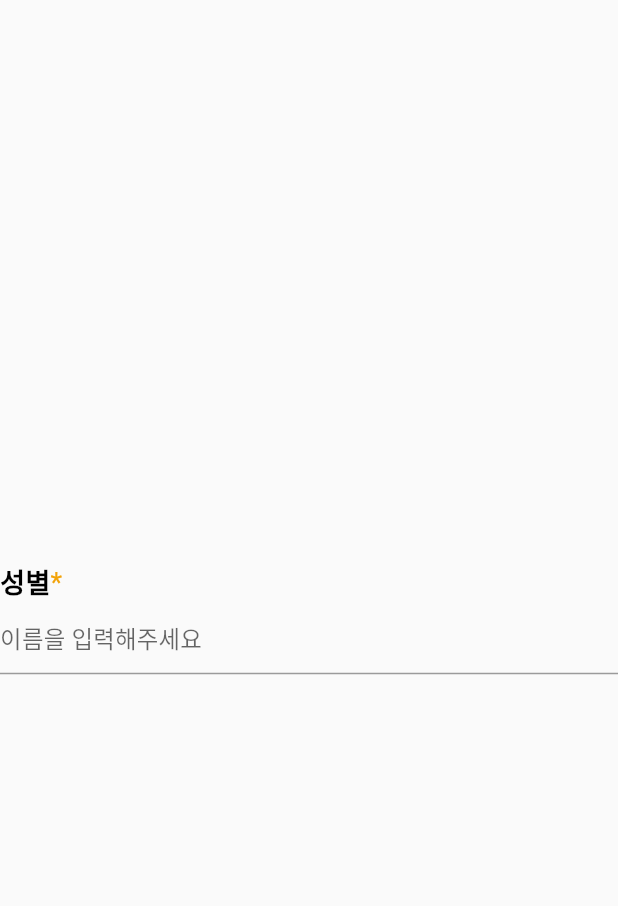
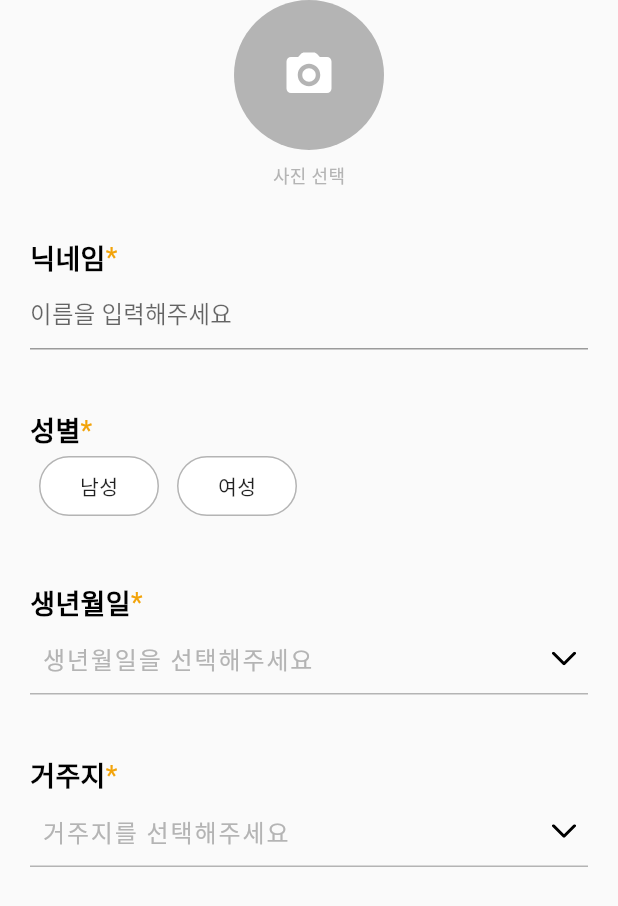
Before and after one commit to olivyou2/daisy-frontend, a Flutter app: the screen it shows after launch, on a phone screen of 412 x 824 dp. Shown: the top 906 px of the screen. Run offline on Flutter 3.47's test engine with Material 2 defaults, Android fonts, the light colour scheme and no system bars; our stand-ins replace flutter_screenutil, flutter_secure_storage, flutter_svg, jwt_decoder; missing offline and left inert: flutter_picker, flutter_web_auth_2.

Commit message:
feat: 회원정보입력 스크린 컴포넌트 작성

```diff
--- /dev/null
+++ b/lib/page/register/atom/require.dart
@@ -0,0 +1,19 @@
+import 'package:daisy_frontend/util/color.dart';
+import 'package:flutter/material.dart';
+
+class Require extends StatelessWidget {
+  const Require({
+    super.key,
+  });
+
+  @override
+  Widget build(BuildContext context) {
+    return const Text(
+      '*',
+      style: TextStyle(
+        fontSize: 18,
+        color: ColorPalette.yellow,
+      ),
+    );
+  }
+}
--- /dev/null
+++ b/lib/page/register/atom/title.dart
@@ -0,0 +1,21 @@
+import 'package:daisy_frontend/util/color.dart';
+import 'package:flutter/material.dart';
+
+class Title extends StatelessWidget {
+  final String text;
+
+  const Title({super.key, required this.text});
+
+  @override
+  Widget build(BuildContext context) {
+    return Text(
+      text,
+      style: const TextStyle(
+        fontSize: 18,
+        fontWeight: FontWeight.bold,
+        color: ColorPalette.black,
+      ),
+      textAlign: TextAlign.left,
+    );
+  }
+}
--- a/lib/page/register/label.dart
+++ /dev/null
@@ -1,33 +0,0 @@
-import 'package:flutter/material.dart';
-import 'package:daisy_frontend/util/color.dart';
-
-class Label extends StatelessWidget {
-  final String text;
-  final bool required;
-
-  const Label({super.key, required this.text, required this.required});
-
-  @override
-  Widget build(BuildContext context) {
-    return Row(
-      children: [
-        Text(
-          text,
-          style: const TextStyle(
-            fontSize: 18,
-            fontWeight: FontWeight.bold,
-            color: ColorPalette.black,
-          ),
-          textAlign: TextAlign.left,
-        ),
-        const Text(
-          '*',
-          style: TextStyle(
-            fontSize: 18,
-            color: ColorPalette.yellow,
-          ),
-        )
-      ],
-    );
-  }
-}
--- a/lib/page/register/button_container.dart
+++ b/lib/page/register/molecule/button_container.dart
@@ -1,5 +1,5 @@
 import 'package:flutter/material.dart';
-import 'package:daisy_frontend/page/register/camera_button.dart';
+import 'package:daisy_frontend/page/register/atom/camera_button.dart';
 import 'package:daisy_frontend/util/color.dart';
 
 class ButtonContainer extends StatelessWidget {
@@ -9,8 +9,8 @@ class ButtonContainer extends StatelessWidget {
   Widget build(BuildContext context) {
     return Column(children: [
       Container(
+        margin: const EdgeInsets.only(bottom: 8),
         child: CameraButton(handlePress: () => {}),
-        margin: const EdgeInsets.only(bottom: 8),
       ),
       const Text(
         "사진 선택",
--- /dev/null
+++ b/lib/page/register/molecule/date_picker.dart
@@ -0,0 +1,84 @@
+import 'package:daisy_frontend/page/register/molecule/label.dart';
+import 'package:daisy_frontend/util/color.dart';
+import 'package:flutter/cupertino.dart';
+import 'package:flutter/material.dart';
+import 'package:flutter_svg/svg.dart';
+
+class DatePicker extends StatefulWidget {
+  const DatePicker({super.key});
+
+  @override
+  State<DatePicker> createState() => _DatePickerState();
+}
+
+class _DatePickerState extends State<DatePicker> {
+  DateTime date = DateTime.now();
+  bool isTouched = false;
+
+  void _showDialog(Widget child) {
+    showCupertinoModalPopup<void>(
+      context: context,
+      builder: (BuildContext context) => Container(
+        height: 216,
+        padding: const EdgeInsets.only(top: 6),
+        margin: EdgeInsets.only(
+          bottom: MediaQuery.of(context).viewInsets.bottom,
+        ),
+        color: CupertinoColors.systemBackground.resolveFrom(context),
+        child: SafeArea(
+          top: false,
+          child: child,
+        ),
+      ),
+    );
+  }
+
+  @override
+  Widget build(BuildContext context) {
+    return Column(
+      mainAxisAlignment: MainAxisAlignment.center,
+      children: [
+        const Label(text: '생년월일', required: true),
+        DecoratedBox(
+          decoration: const BoxDecoration(
+            border: Border(
+              bottom: BorderSide(color: ColorPalette.gray2),
+            ),
+          ),
+          child: TextButton(
+            onPressed: () => _showDialog(
+              CupertinoDatePicker(
+                initialDateTime: date,
+                mode: CupertinoDatePickerMode.date,
+                use24hFormat: true,
+                onDateTimeChanged: (DateTime newDate) {
+                  setState(() {
+                    date = newDate;
+                    isTouched = true;
+                  });
+                },
+              ),
+            ),
+            child: Row(
+              mainAxisAlignment: MainAxisAlignment.spaceBetween,
+              mainAxisSize: MainAxisSize.max,
+              crossAxisAlignment: CrossAxisAlignment.center,
+              children: [
+                Text(
+                  isTouched
+                      ? '${date.year}-${date.month}-${date.day}'
+                      : '생년월일을 선택해주세요',
+                  style: const TextStyle(
+                      fontSize: 16.0, color: ColorPalette.gray2),
+                ),
+                SvgPicture.asset(
+                  'assets/svgs/arrow_down.svg',
+                ),
+              ],
+            ),
+          ),
+        ),
+      ],
+    );
+  }
+}
--- /dev/null
+++ b/lib/page/register/molecule/label.dart
@@ -0,0 +1,20 @@
+import 'package:daisy_frontend/page/register/atom/Require.dart';
+import 'package:daisy_frontend/page/register/atom/Title.dart' as title;
+import 'package:flutter/material.dart';
+
+class Label extends StatelessWidget {
+  final String text;
+  final bool required;
+
+  const Label({super.key, required this.text, required this.required});
+
+  @override
+  Widget build(BuildContext context) {
+    return Row(
+      children: [
+        title.Title(text: text),
+        required ? const Require() : const SizedBox(),
+      ],
+    );
+  }
+}
--- /dev/null
+++ b/lib/page/register/molecule/location_picker.dart
@@ -0,0 +1,265 @@
+import 'package:daisy_frontend/page/register/molecule/label.dart';
+import 'package:daisy_frontend/util/color.dart';
+import 'package:flutter/material.dart';
+import 'package:flutter_picker/flutter_picker.dart';
+import 'package:flutter_svg/svg.dart';
+
+const pickerData = [
+  {
+    '서울시': [
+      '강남구',
+      '강동구',
+      '강북구',
+      '강서구',
+      '관악구',
+      '광진구',
+      '구로구',
+      '금천구',
+      '노원구',
+      '도봉구',
+      '동대문구',
+      '동작구',
+      '마포구',
+      '서대문구',
+      '서초구',
+      '성동구',
+      '성북구',
+      '송파구',
+      '양천구',
+      '영등포구',
+      '용산구',
+      '은평구',
+      '종로구',
+      '중구',
+      '중랑구',
+    ],
+  },
+  {
+    '인천시': [
+      '강화군',
+      '옹진군',
+      '중구',
+      '동구',
+      '미추홀구',
+      '연수구',
+      '남동구',
+      '부평구',
+      '계양구',
+      '서구',
+    ],
+  },
+  {
+    '경기도': [
+      '수원시',
+      '용인시',
+      '성남시',
+      '부천시',
+      '화성시',
+      '안산시',
+      '안양시',
+      '평택시',
+      '시흥시',
+      '김포시',
+      '광주시',
+      '광명시',
+      '군포시',
+      '하남시',
+      '오산시',
+      '이천시',
+      '안성시',
+      '의왕시',
+      '양평군',
+      '여주시',
+      '과천시',
+      '고양시',
+      '남양주시',
+      '파주시',
+      '의정부시',
+      '양주시',
+      '구리시',
+      '포천시',
+      '동두천시',
+      '가평군',
+      '연천군',
+    ],
+  },
+  {
+    '강원도': [
+      '춘천시',
+      '원주시',
+      '강릉시',
+      '동해시',
+      '태백시',
+      '속초시',
+      '삼척시',
+      '홍천군',
+      '횡성군',
+      '영월군',
+      '평창군',
+      '정선군',
+      '철원군',
+      '화천군',
+      '양구군',
+      '인제군',
+      '고성군',
+      '양양군',
+    ],
+  },
+  {
+    '충청남도': [
+      '천안시',
+      '공주시',
+      '보령시',
+      '아산시',
+      '서산시',
+      '논산시',
+      '계룡시',
+      '당진시',
+      '금산군',
+      '부여군',
+      '서천군',
+      '청양군',
+      '홍성군',
+      '예산군',
+      '태안군',
+    ],
+  },
+  {
+    '충청북도': [
+      '청주시',
+      '상당구',
+      '서원구',
+      '흥덕구',
+      '청원구',
+      '충주시',
+      '제천시',
+      '보은군',
+      '옥천군',
+      '영동군',
+      '증평군',
+      '진천군',
+      '괴산군',
+      '음성군',
+      '단양군',
+    ],
+  },
+  {
+    '전라남도': [
+      '목포시',
+      '여수시',
+      '순천시',
+      '나주시',
+      '광양시',
+      '담양군',
+      '곡성군',
+      '구례군',
+      '고흥군',
+      '보성군',
+      '화순군',
+      '장흥군',
+      '강진군',
+      '해남군',
+      '염암군',
+      '무안군',
+      '함평군',
+      '영광군',
+      '장성군',
+      '완도군',
+      '진도군',
+      '신안군',
+    ],
+  },
+  {
+    '전라북도': [
+      '전주시',
+      '익산시',
+      '군산시',
+      '정읍시',
+      '김제시',
+      '남원시',
+      '완주군',
+      '고창군',
+      '부안군',
+      '임실군',
+      '순창군',
+      '진안군',
+      '무주군',
+      '장수군',
+    ],
+  },
+  {
+    '제주도': [
+      '제주시',
+      '서귀포시',
+      '한경면',
+      '안덕면',
+      '표선면',
+      '한립읍',
+      '애월읍',
+      '조천읍',
+      '구좌읍',
+      '선산읍',
+      '남원읍',
+      '대정읍',
+    ],
+  },
+];
+
+class LocationPicker extends StatefulWidget {
+  const LocationPicker({super.key});
+
+  @override
+  State<LocationPicker> createState() => _LocationPickerState();
+}
+
+class _LocationPickerState extends State<LocationPicker> {
+  String location = '';
+
+  showPickerArray(BuildContext context) {
+    Picker(
+        adapter:
+            PickerDataAdapter<String>(pickerData: pickerData, isArray: true),
+        hideHeader: true,
+        title: const Text("Please Select"),
+        onConfirm: (Picker picker, List value) {
+          print(value.toString());
+          print(picker.getSelectedValues());
+          location = value.toString();
+        }).showDialog(context);
+  }
+
+  @override
+  Widget build(BuildContext context) {
+    return Column(
+      mainAxisAlignment: MainAxisAlignment.center,
+      children: [
+        const Label(text: '거주지', required: true),
+        DecoratedBox(
+          decoration: const BoxDecoration(
+            border: Border(
+              bottom: BorderSide(color: ColorPalette.gray2),
+            ),
+          ),
+          child: TextButton(
+            onPressed: () => showPickerArray(context),
+            child: Row(
+              mainAxisAlignment: MainAxisAlignment.spaceBetween,
+              mainAxisSize: MainAxisSize.max,
+              crossAxisAlignment: CrossAxisAlignment.center,
+              children: [
+                Text(
+                  location.isNotEmpty ? location : '거주지를 선택해주세요',
+                  style: const TextStyle(
+                      fontSize: 16.0, color: ColorPalette.gray2),
+                ),
+                SvgPicture.asset(
+                  'assets/svgs/arrow_down.svg',
+                ),
+              ],
+            ),
+          ),
+        ),
+      ],
+    );
+  }
+}
--- a/lib/page/register/text_input.dart
+++ b/lib/page/register/molecule/text_input.dart
@@ -1,5 +1,5 @@
 import 'package:flutter/material.dart';
-import 'package:daisy_frontend/page/register/label.dart';
+import 'package:daisy_frontend/page/register/molecule/label.dart';
 
 class TextInput extends StatefulWidget {
   const TextInput({super.key});
@@ -30,7 +30,7 @@ class _TextInputState extends State<TextInput> {
       mainAxisSize: MainAxisSize.min,
       crossAxisAlignment: CrossAxisAlignment.start,
       children: [
-        const Label(text: '성별', required: true),
+        const Label(text: '닉네임', required: true),
         TextField(
           controller: _controller,
           decoration: const InputDecoration(
--- /dev/null
+++ b/lib/page/register/molecule/toggle_button.dart
@@ -0,0 +1,60 @@
+import 'package:daisy_frontend/page/register/molecule/label.dart';
+import 'package:daisy_frontend/util/color.dart';
+import 'package:flutter/material.dart';
+
+const List<Widget> gender = <Widget>[Text('남성'), Text('여성')];
+
+class ToggleButton extends StatefulWidget {
+  const ToggleButton({super.key});
+
+  @override
+  State<ToggleButton> createState() => _ToggleButtonState();
+}
+
+class _ToggleButtonState extends State<ToggleButton> {
+  final List<bool> _selectedGender = <bool>[false, false];
+
+  @override
+  Widget build(BuildContext context) {
+    return Column(
+      mainAxisAlignment: MainAxisAlignment.center,
+      mainAxisSize: MainAxisSize.min,
+      crossAxisAlignment: CrossAxisAlignment.start,
+      children: [
+        const Label(text: '성별', required: true),
+        ToggleButtons(
+          renderBorder: false,
+          onPressed: (int index) {
+            setState(() {
+              for (int i = 0; i < _selectedGender.length; i++) {
+                _selectedGender[i] = i == index;
+              }
+            });
+          },
+          isSelected: _selectedGender,
+          selectedColor: ColorPalette.black,
+          fillColor: Colors.white,
+          children: List<Widget>.generate(
+            2,
+            (index) => Container(
+              margin: const EdgeInsets.symmetric(horizontal: 6),
+              decoration: BoxDecoration(
+                color: Colors.white,
+                border: Border.all(
+                  color: _selectedGender[index]
+                      ? ColorPalette.gray3
+                      : ColorPalette.gray2,
+                ),
+                borderRadius: BorderRadius.circular(24),
+              ),
+              width: 80,
+              height: 40,
+              alignment: Alignment.center,
+              child: gender[index],
+            ),
+          ),
+        )
+      ],
+    );
+  }
+}
--- a/lib/page/register/register.dart
+++ b/lib/page/register/register.dart
@@ -1,15 +1,34 @@
+import 'package:daisy_frontend/page/register/molecule/button_container.dart';
+import 'package:daisy_frontend/page/register/molecule/date_picker.dart';
+import 'package:daisy_frontend/page/register/molecule/location_picker.dart';
+import 'package:daisy_frontend/page/register/molecule/text_input.dart';
+import 'package:daisy_frontend/page/register/molecule/toggle_button.dart';
 import 'package:flutter/material.dart';
-import 'package:daisy_frontend/page/register/text_input.dart';
 
 class RegisterScreen extends StatelessWidget {
   const RegisterScreen({super.key});
 
   @override
   Widget build(BuildContext context) {
-    return const Scaffold(
+    return Scaffold(
       appBar: null,
-      body: Center(
-        child: TextInput(),
+      body: SafeArea(
+        child: Padding(
+          padding: const EdgeInsets.symmetric(horizontal: 20),
+          child: Column(
+            children: const [
+              ButtonContainer(),
+              SizedBox(height: 32),
+              TextInput(),
+              SizedBox(height: 40),
+              ToggleButton(),
+              SizedBox(height: 40),
+              DatePicker(),
+              SizedBox(height: 40),
+              LocationPicker()
+            ],
+          ),
+        ),
       ),
     );
   }
--- a/pubspec.yaml
+++ b/pubspec.yaml
@@ -42,6 +42,7 @@ dependencies:
   flutter_secure_storage: ^8.0.0
   jwt_decoder: ^2.0.1
   flutter_svg: ^2.0.3
+  flutter_picker: ^2.1.0
 
 dev_dependencies:
   flutter_test:
@@ -77,6 +78,7 @@ flutter:
     - assets/svgs/google.svg
     - assets/svgs/kakao.svg
     - assets/svgs/naver.svg
+    - assets/svgs/arrow_down.svg
 
   # An image asset can refer to one or more resolution-specific "variants", see
   # https://flutter.dev/assets-and-images/#resolution-aware
```
Also changed, not shown: assets/svgs/arrow_down.svg (added), lib/page/register/atom/camera_button.dart (renamed from lib/page/register/camera_button.dart), pubspec.lock.
